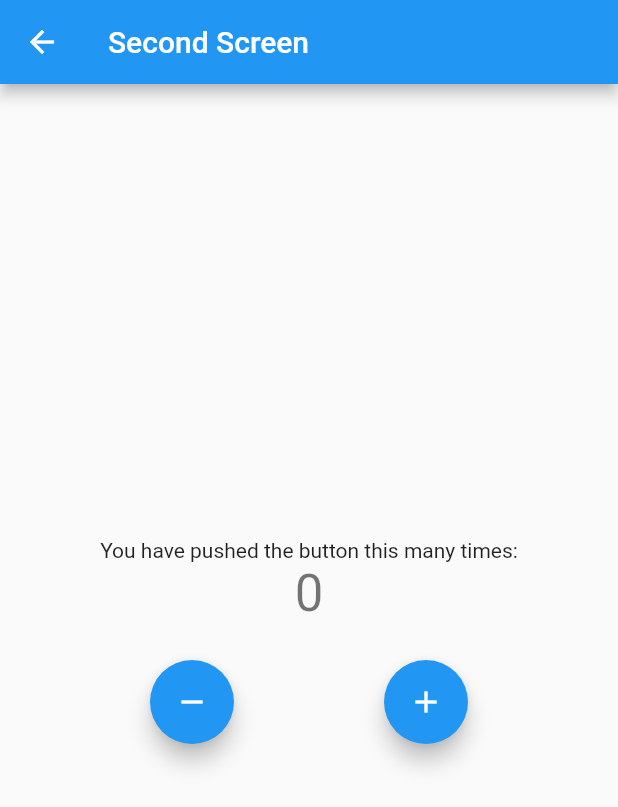
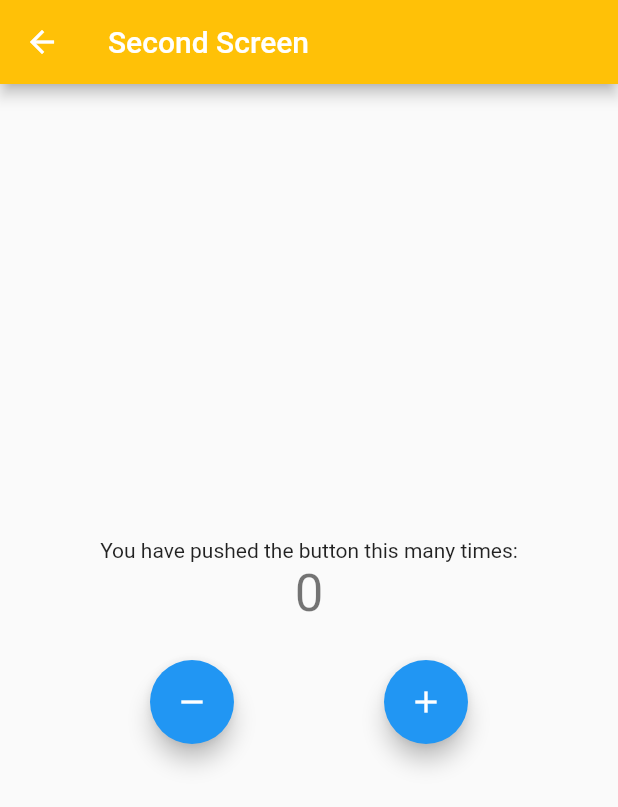
Before and after one commit to khizrvd/flutter_bloc_counter, a Flutter app: the screen it shows after launch, after a tap on "Go To Second Screen", on a phone screen of 412 x 824 dp. Shown: the top 807 px of the screen. Run offline on Flutter 3.47's test engine with Material 2 defaults, Android fonts, the phone set to English and light mode, and no system bars; our stand-ins replace bloc, flutter_bloc.

```diff
--- a/lib/main.dart
+++ b/lib/main.dart
@@ -1,5 +1,6 @@
 import 'package:flutter/material.dart';
 import 'package:flutter_bloc/flutter_bloc.dart';
+import 'package:flutter_bloc_counter/presentation/routes/app_router.dart';
 import 'package:flutter_bloc_counter/presentation/screens/home_screen.dart';
 import 'package:flutter_bloc_counter/presentation/screens/second_screen.dart';
 import 'business_logic/cubit/counter_cubit.dart';
@@ -8,43 +9,30 @@ void main() {
   runApp(const MyApp());
 }
 
-class MyApp extends StatelessWidget {
+class MyApp extends StatefulWidget {
+
   const MyApp({Key? key}) : super(key: key);
 
   @override
+  State<MyApp> createState() => _MyAppState();
+}
+
+class _MyAppState extends State<MyApp> {
+  final _appRouter = AppRouter();
+
+  @override
   Widget build(BuildContext context) {
-    return BlocProvider<CounterCubit>(
-      create: (context) => CounterCubit(),
-      child: MaterialApp(
-        title: 'Flutter Demo',
-        theme: ThemeData(
-          primarySwatch: Colors.blue,
-        ),
-        routes: {
-          '/': (context) => BlocProvider.value(
-                value: CounterCubit(),
-                child: const MyHomePage(
-                    title: 'Home Screen', color: Colors.blueAccent),
-              ),
-          '/second-screen': (context) => BlocProvider.value(
-                value: CounterCubit(),
-                child: const SecondScreen(
-                    title: 'Second Screen', color: Colors.blueAccent),
-              ),
-          '/third-screen': (context) => BlocProvider.value(
-                value: CounterCubit(),
-                child: const SecondScreen(
-                    title: 'Third Screen', color: Colors.greenAccent),
-              ),
-        },
-        // home: BlocProvider<CounterCubit>(
-        //   create: (context) => CounterCubit(),
-        //   child: const MyHomePage(
-        //     title: 'Flutter Demo Home Page',
-        //     color: Colors.blueAccent,
-        //   ),
-        // ),
+    return MaterialApp(
+      title: 'Flutter Demo',
+      theme: ThemeData(
+        primarySwatch: Colors.blue,
       ),
+      onGenerateRoute: _appRouter.onGenerateRoute,
     );
   }
+  @override
+  void dispose() {
+    _appRouter.dispose();
+    super.dispose();
+  }
 }
--- /dev/null
+++ b/lib/presentation/routes/app_router.dart
@@ -0,0 +1,47 @@
+import 'package:flutter/material.dart';
+import 'package:flutter_bloc/flutter_bloc.dart';
+import 'package:flutter_bloc_counter/business_logic/cubit/counter_cubit.dart';
+import 'package:flutter_bloc_counter/presentation/screens/home_screen.dart';
+import 'package:flutter_bloc_counter/presentation/screens/second_screen.dart';
+import 'package:flutter_bloc_counter/presentation/screens/third_screen.dart';
+
+class AppRouter {
+  final _counterCubit = CounterCubit();
+
+  Route? onGenerateRoute(RouteSettings routeSettings) {
+    switch (routeSettings.name) {
+      case '/':
+        return MaterialPageRoute(
+          builder: (_) => BlocProvider.value(
+            value: _counterCubit,
+            child: const MyHomePage(
+                title: 'Home Screen', color: Colors.indigo),
+          ),
+        );
+        break;
+      case '/second-screen':
+        return MaterialPageRoute(
+          builder: (_) => BlocProvider.value(
+            value: _counterCubit,
+            child: const SecondScreen(
+                title: 'Second Screen', color: Colors.amber),
+          ),
+        );
+        break;
+      case '/third-screen':
+        return MaterialPageRoute(
+          builder: (_) => BlocProvider.value(
+            value: _counterCubit,
+            child: const ThirdScreen(
+                title: 'Third Screen', color: Colors.pink),
+          ),
+        );
+        break;
+        default:
+          return null;
+    }
+  }
+  void dispose() {
+    _counterCubit.close();
+  }
+}
--- a/lib/presentation/screens/home_screen.dart
+++ b/lib/presentation/screens/home_screen.dart
@@ -14,6 +14,7 @@ class MyHomePage extends StatelessWidget {
   Widget build(BuildContext context) {
     return Scaffold(
       appBar: AppBar(
+        backgroundColor: color,
         title: Text(title),
       ),
       body: Center(
@@ -67,20 +68,18 @@ class MyHomePage extends StatelessWidget {
             ),
             const SizedBox(height: 25),
             MaterialButton(
-              color: color,
+              color: Colors.blueAccent,
               child: const Text('Go To Second Screen'),
               onPressed: () {
-                Navigator.of(context).push(
-                  MaterialPageRoute(
-                    builder: (_) => BlocProvider.value(
-                      value: CounterCubit(),
-                      child: const SecondScreen(
-                        title: 'Second Screen',
-                        color: Colors.redAccent,
-                      ),
-                    ),
-                  ),
-                );
+                Navigator.of(context).pushNamed('/second-screen');
+              },
+            ),
+            const SizedBox(height: 25),
+            MaterialButton(
+              color: Colors.greenAccent,
+              child: const Text('Go To Third Screen'),
+              onPressed: () {
+                Navigator.of(context).pushNamed('/third-screen');
               },
             ),
           ],
--- a/lib/presentation/screens/second_screen.dart
+++ b/lib/presentation/screens/second_screen.dart
@@ -13,6 +13,7 @@ class SecondScreen extends StatelessWidget {
   Widget build(BuildContext context) {
     return Scaffold(
       appBar: AppBar(
+        backgroundColor: color,
         title: Text(title),
       ),
       body: Center(
--- a/lib/presentation/screens/third_screen.dart
+++ b/lib/presentation/screens/third_screen.dart
@@ -14,6 +14,7 @@ class ThirdScreen extends StatelessWidget {
   Widget build(BuildContext context) {
     return Scaffold(
       appBar: AppBar(
+        backgroundColor: color,
         title: Text(title),
       ),
       body: Center(
```
